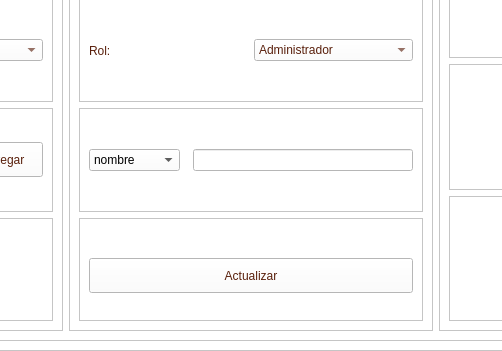
andree-ro/BaseDatosEnsoluna, file views/designs/DB1.ui: the form before one commit; both pictures show x 321 to 823 and y 505 to 856 of the 1144 by 856 pixel window.
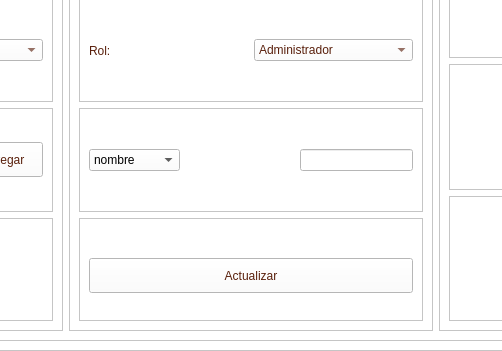
The form after the commit. The open tabs and pages were chosen to show the change. Icons and pictures are not drawn.

The edit to the form file:
```diff
--- a/views/designs/DB1.ui
+++ b/views/designs/DB1.ui
@@ -1612,6 +1612,12 @@
                       <property name="orientation">
                        <enum>Qt::Horizontal</enum>
                       </property>
+                      <property name="sizeHint" stdset="0">
+                       <size>
+                        <width>0</width>
+                        <height>0</height>
+                       </size>
+                      </property>
                      </spacer>
                     </item>
                     <item>
```
